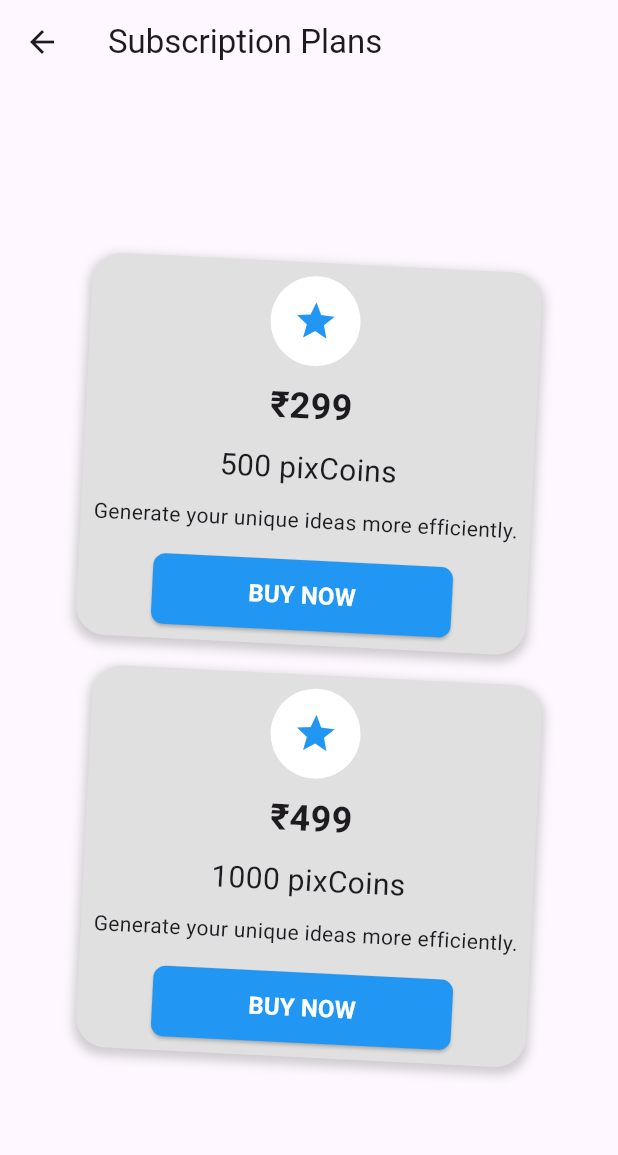
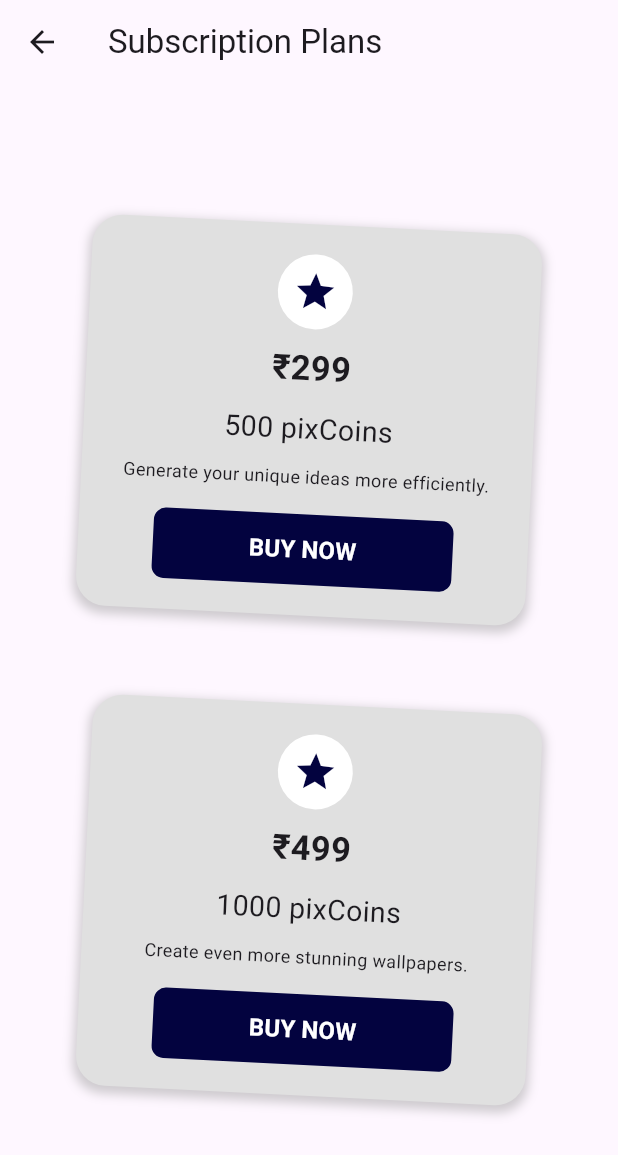
Before and after one commit to zaidkhan08/wallpix, a Flutter app: the Plans screen opened directly, on a phone screen of 412 x 824 dp. Shown: the top 1155 px of the screen. Run offline on Flutter 3.47's test engine with Material 3 defaults, Android fonts, the phone set to English and light mode, and no system bars; our stand-ins replace cached_network_image, cloud_firestore, curved_navigation_bar, firebase_auth, firebase_core, flutter_cache_manager and 4 more; missing offline and left inert: flutter_email_sender, flutter_stripe, flutter_wallpaper_manager; accounts and stored records are empty; network calls fail.

Commit message:
fixed subscription Cards

```diff
--- a/lib/Widgets/subscriptionCard.dart
+++ b/lib/Widgets/subscriptionCard.dart
@@ -58,12 +58,11 @@ class _SubscriptionCardState extends State<SubscriptionCard>
   @override
   Widget build(BuildContext context) {
     return SizedBox(
-      height: 320, // Adjusted height to accommodate content
-      child: Stack(
-        alignment: Alignment.center,
+      height: 380, // Adjusted height to accommodate content
+      child: Column(
+        mainAxisAlignment: MainAxisAlignment.center,
         children: [
-          Positioned(
-            child: AnimatedBuilder(
+          AnimatedBuilder(
             animation: _controller,
             builder: (context, child) {
               return Transform.rotate(
@@ -89,16 +88,17 @@ class _SubscriptionCardState extends State<SubscriptionCard>
                 mainAxisAlignment: MainAxisAlignment.center,
                 crossAxisAlignment: CrossAxisAlignment.center,
                 children: [
+                  const SizedBox(height: 20,),
                   const SizedBox(
-                      height: 60,
-                      width: 60,
+                    height: 50,
+                    width: 50,
                     child: CircleAvatar(
                       backgroundColor: Colors.white,
                       radius: 25,
                       child: Icon(
                         Icons.star,
                         size: 30,
-                          color: Colors.blue,
+                        color: Color(0xFF03033F),
                       ),
                     ),
                   ),
@@ -107,33 +107,31 @@ class _SubscriptionCardState extends State<SubscriptionCard>
                     widget.title,
                     style: const TextStyle(
                       fontWeight: FontWeight.bold,
-                        fontSize: 24.0,
+                      fontSize: 23.0,
                     ),
                   ),
                   const SizedBox(height: 10.0),
                   Text(
                     widget.price,
                     style: const TextStyle(
-                        fontSize: 20.0,
+                      fontSize: 19.0,
                     ),
                   ),
                   const SizedBox(height: 10.0),
-                    Center(
-                      child: Text(
+                  Text(
                     widget.description,
                     style: const TextStyle(
-                          fontSize: 14.0,
-                        ),
+                      fontSize: 12.0,
                     ),
                   ),
                   const SizedBox(height: 16.0),
                   SizedBox(
                     width: 200, // Adjusted width of the button
-                      child: ElevatedButton(
+                    child: TextButton(
                       onPressed: widget.onPressed,
                       style: ButtonStyle(
                         backgroundColor:
-                          MaterialStateProperty.all(Colors.blue),
+                        MaterialStateProperty.all(const Color(0xFF03033F)),
                         shape: MaterialStateProperty.all(
                           RoundedRectangleBorder(
                             borderRadius: BorderRadius.circular(8.0),
@@ -153,8 +151,8 @@ class _SubscriptionCardState extends State<SubscriptionCard>
                       ),
                     ),
                   ),
+                  const SizedBox(height: 20,),
                 ],
-                ),
               ),
             ),
           ),
--- a/lib/plans.dart
+++ b/lib/plans.dart
@@ -56,7 +56,7 @@ class _PlansState extends State<Plans> {
             children: [
               SizedBox(
                 width: 400, // Adjusted width of the card
-                height: 255,
+                height: 320,
                 child: SubscriptionCard(
                   title: '₹299',
                   price: '500 pixCoins',
@@ -106,14 +106,14 @@ class _PlansState extends State<Plans> {
                   },
                 ),
               ),
-              const SizedBox(height: 20),
+              //const SizedBox(height: 20),
               SizedBox(
                 width: 400, // Adjusted width of the card
-                height: 255,
+                height: 320,
                 child: SubscriptionCard(
                   title: '₹499',
                   price: '1000 pixCoins',
-                  description: 'Generate your unique ideas more efficiently.',
+                  description: 'Create even more stunning wallpapers.',
                   buttonText: 'BUY NOW',
                   onPressed: () async {
                     // Action when the button is pressed
@@ -165,50 +165,6 @@ class _PlansState extends State<Plans> {
       ),
     );
   }
-
-  // Future<void> makePayment(String amount, String currency) async {
-  //   try {
-  //     paymentIntentData = await createPaymentIntent(amount, currency);
-  //     await Stripe.instance.initPaymentSheet(
-  //         paymentSheetParameters: SetupPaymentSheetParameters(
-  //           paymentIntentClientSecret: paymentIntentData!['client_secret'],
-  //           style: ThemeMode.dark,
-  //           merchantDisplayName: 'WalPix',
-  //       )
-  //     );
-  //
-  //
-  //
-  //   } catch (e) {
-  //     print('exception: '+e.toString());
-  //     return null;
-  //   }
-  // }
-
-  // displayPaymentSheet() async {
-  //   try {
-  //
-  //     await Stripe.instance.presentPaymentSheet().then((value){
-  //       showDialog(context: context, builder: (_) => AlertDialog(
-  //         content: Column(
-  //           mainAxisSize: MainAxisSize.min,
-  //           children: [Row(children: [Icon(Icons.check_circle, color: Colors.green,), Text("Payment Successful")],)],
-  //         ),
-  //       ));
-  //     });
-  //
-  //
-  //       paymentIntentData = null;
-  //
-  //     ScaffoldMessenger.of(context).showSnackBar(SnackBar(content: Text("Paid Successfully")));
-  //
-  //   } on StripeException catch (e) {
-  //     print(e.toString());
-  //     showDialog(context: context, builder: (_) => AlertDialog(
-  //       content: Text('Payment Cancelled!'),
-  //     ));
-  //   }
-  // }
 
   createPaymentIntent(String amount, String currency) async {
     try {
```
Lines whose indentation alone changed are shown as unchanged.
